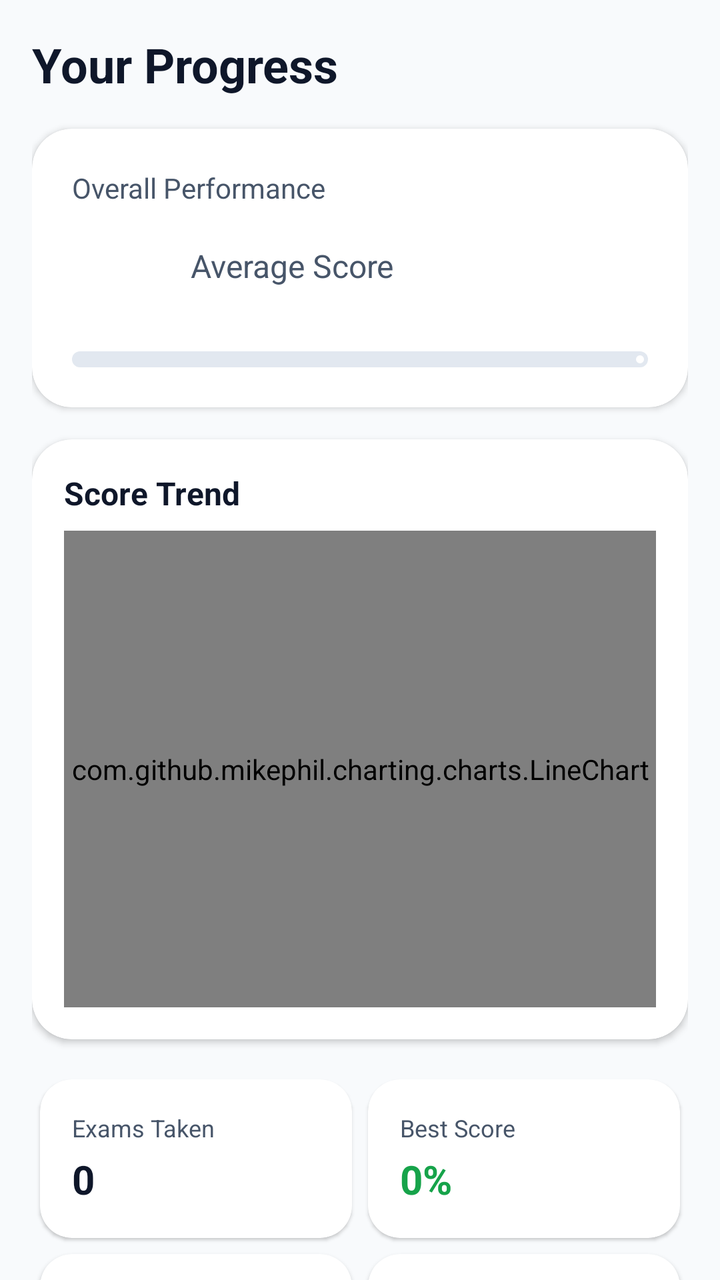
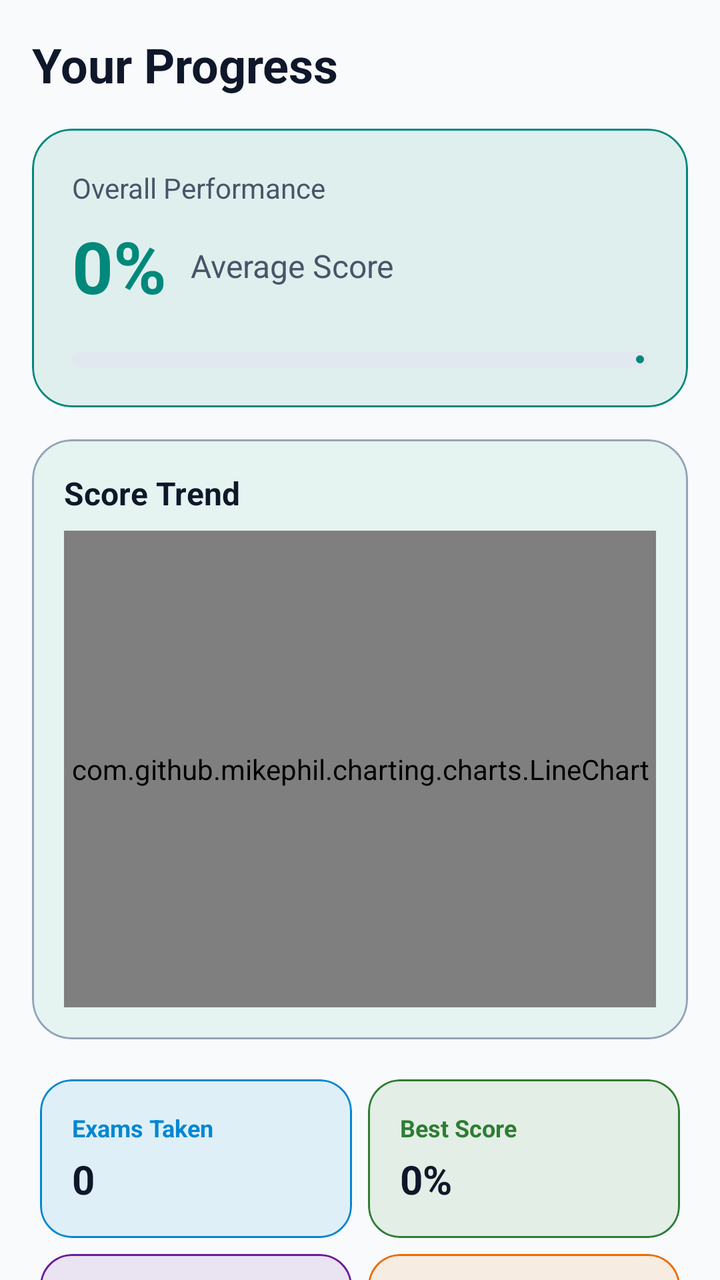

The first picture is an Android layout as it rendered before a commit; the second is the same layout after the commit. The layout source and the unified diff follow.
<!-- AndroidManifest.xml: application theme Theme.TestMaster -->
<!-- res/layout/fragment_progress.xml -->
<?xml version="1.0" encoding="utf-8"?>
<androidx.coordinatorlayout.widget.CoordinatorLayout xmlns:android="http://schemas.android.com/apk/res/android"
    xmlns:app="http://schemas.android.com/apk/res-auto"
    xmlns:tools="http://schemas.android.com/tools"
    android:layout_width="match_parent"
    android:layout_height="match_parent"
    android:background="@color/background">

    <androidx.core.widget.NestedScrollView
        android:layout_width="match_parent"
        android:layout_height="match_parent"
        android:clipToPadding="false"
        android:paddingBottom="80dp">

        <LinearLayout
            android:layout_width="match_parent"
            android:layout_height="wrap_content"
            android:orientation="vertical"
            android:padding="16dp">

            <TextView
                android:layout_width="wrap_content"
                android:layout_height="wrap_content"
                android:text="Your Progress"
                android:textColor="@color/text_primary"
                android:textSize="24sp"
                android:textStyle="bold"
                android:layout_marginBottom="16dp"/>

            
            <com.google.android.material.card.MaterialCardView
                android:layout_width="match_parent"
                android:layout_height="wrap_content"
                app:cardCornerRadius="20dp"
                app:cardElevation="2dp"
                app:strokeWidth="0dp"
                android:layout_marginBottom="16dp">

                <LinearLayout
                    android:layout_width="match_parent"
                    android:layout_height="wrap_content"
                    android:orientation="vertical"
                    android:padding="20dp">

                    <TextView
                        android:layout_width="wrap_content"
                        android:layout_height="wrap_content"
                        android:text="Overall Performance"
                        android:textColor="@color/text_secondary"
                        android:textSize="14sp" />

                    <LinearLayout
                        android:layout_width="match_parent"
                        android:layout_height="wrap_content"
                        android:orientation="horizontal"
                        android:layout_marginTop="8dp"
                        android:gravity="bottom">

                        <TextView
                            android:id="@+id/tv_overall_percentage"
                            android:layout_width="wrap_content"
                            android:layout_height="wrap_content"
                            android:text="0%"
                            android:textColor="@color/primary"
                            android:textSize="36sp"
                            android:textStyle="bold" />

                        <TextView
                            android:layout_width="wrap_content"
                            android:layout_height="wrap_content"
                            android:text=" Average Score"
                            android:textColor="@color/text_secondary"
                            android:textSize="16sp"
                            android:layout_marginStart="8dp"
                            android:layout_marginBottom="8dp"/>
                    </LinearLayout>

                    <com.google.android.material.progressindicator.LinearProgressIndicator
                        android:id="@+id/progress_overall"
                        android:layout_width="match_parent"
                        android:layout_height="wrap_content"
                        android:layout_marginTop="16dp"
                        app:indicatorColor="@color/primary"
                        app:trackColor="@color/gray"
                        app:trackCornerRadius="4dp"
                        app:trackThickness="8dp"
                        android:progress="0"/>

                </LinearLayout>
            </com.google.android.material.card.MaterialCardView>

            
            <com.google.android.material.card.MaterialCardView
                android:layout_width="match_parent"
                android:layout_height="300dp"
                app:cardCornerRadius="20dp"
                app:cardElevation="2dp"
                app:strokeWidth="0dp"
                android:layout_marginBottom="16dp">

                <LinearLayout
                    android:layout_width="match_parent"
                    android:layout_height="match_parent"
                    android:orientation="vertical"
                    android:padding="16dp">

                    <TextView
                        android:layout_width="wrap_content"
                        android:layout_height="wrap_content"
                        android:text="Score Trend"
                        android:textColor="@color/text_primary"
                        android:textSize="16sp"
                        android:textStyle="bold" />

                    <com.github.mikephil.charting.charts.LineChart
                        android:id="@+id/line_chart"
                        android:layout_width="match_parent"
                        android:layout_height="match_parent"
                        android:layout_marginTop="8dp" />
                </LinearLayout>
            </com.google.android.material.card.MaterialCardView>

            
            <GridLayout
                android:layout_width="match_parent"
                android:layout_height="wrap_content"
                android:columnCount="2"
                android:rowCount="2"
                android:alignmentMode="alignMargins"
                android:columnOrderPreserved="false">

                
                <com.google.android.material.card.MaterialCardView
                    android:layout_width="0dp"
                    android:layout_height="wrap_content"
                    android:layout_columnWeight="1"
                    android:layout_margin="4dp"
                    app:cardCornerRadius="16dp"
                    app:cardElevation="1dp"
                    app:strokeWidth="0dp">
                    <LinearLayout
                        android:layout_width="match_parent"
                        android:layout_height="wrap_content"
                        android:orientation="vertical"
                        android:padding="16dp">
                        <TextView
                            android:layout_width="wrap_content"
                            android:layout_height="wrap_content"
                            android:text="Exams Taken"
                            android:textSize="12sp"
                            android:textColor="@color/text_secondary"/>
                        <TextView
                            android:id="@+id/tv_exams_count"
                            android:layout_width="wrap_content"
                            android:layout_height="wrap_content"
                            android:text="0"
                            android:textSize="20sp"
                            android:textStyle="bold"
                            android:textColor="@color/text_primary"
                            android:layout_marginTop="4dp"/>
                    </LinearLayout>
                </com.google.android.material.card.MaterialCardView>

                
                <com.google.android.material.card.MaterialCardView
                    android:layout_width="0dp"
                    android:layout_height="wrap_content"
                    android:layout_columnWeight="1"
                    android:layout_margin="4dp"
                    app:cardCornerRadius="16dp"
                    app:cardElevation="1dp"
                    app:strokeWidth="0dp">
                    <LinearLayout
                        android:layout_width="match_parent"
                        android:layout_height="wrap_content"
                        android:orientation="vertical"
                        android:padding="16dp">
                        <TextView
                            android:layout_width="wrap_content"
                            android:layout_height="wrap_content"
                            android:text="Best Score"
                            android:textSize="12sp"
                            android:textColor="@color/text_secondary"/>
                        <TextView
                            android:id="@+id/tv_best_score"
                            android:layout_width="wrap_content"
                            android:layout_height="wrap_content"
                            android:text="0%"
                            android:textSize="20sp"
                            android:textStyle="bold"
                            android:textColor="@color/green"
                            android:layout_marginTop="4dp"/>
                    </LinearLayout>
                </com.google.android.material.card.MaterialCardView>

                
                <com.google.android.material.card.MaterialCardView
                    android:layout_width="0dp"
                    android:layout_height="wrap_content"
                    android:layout_columnWeight="1"
                    android:layout_margin="4dp"
                    app:cardCornerRadius="16dp"
                    app:cardElevation="1dp"
                    app:strokeWidth="0dp">
                    <LinearLayout
                        android:layout_width="match_parent"
                        android:layout_height="wrap_content"
                        android:orientation="vertical"
                        android:padding="16dp">
                        <TextView
                            android:layout_width="wrap_content"
                            android:layout_height="wrap_content"
                            android:text="Questions"
                            android:textSize="12sp"
                            android:textColor="@color/text_secondary"/>
                        <TextView
                            android:id="@+id/tv_questions_count"
                            android:layout_width="wrap_content"
                            android:layout_height="wrap_content"
                            android:text="0"
                            android:textSize="20sp"
                            android:textStyle="bold"
                            android:textColor="@color/text_primary"
                            android:layout_marginTop="4dp"/>
                    </LinearLayout>
                </com.google.android.material.card.MaterialCardView>

                
                <com.google.android.material.card.MaterialCardView
                    android:layout_width="0dp"
                    android:layout_height="wrap_content"
                    android:layout_columnWeight="1"
                    android:layout_margin="4dp"
                    app:cardCornerRadius="16dp"
                    app:cardElevation="1dp"
                    app:strokeWidth="0dp">
                    <LinearLayout
                        android:layout_width="match_parent"
                        android:layout_height="wrap_content"
                        android:orientation="vertical"
                        android:padding="16dp">
                        <TextView
                            android:layout_width="wrap_content"
                            android:layout_height="wrap_content"
                            android:text="Avg Accuracy"
                            android:textSize="12sp"
                            android:textColor="@color/text_secondary"/>
                        <TextView
                            android:id="@+id/tv_accuracy"
                            android:layout_width="wrap_content"
                            android:layout_height="wrap_content"
                            android:text="0%"
                            android:textSize="20sp"
                            android:textStyle="bold"
                            android:textColor="@color/secondary"
                            android:layout_marginTop="4dp"/>
                    </LinearLayout>
                </com.google.android.material.card.MaterialCardView>

            </GridLayout>

        </LinearLayout>
    </androidx.core.widget.NestedScrollView>

</androidx.coordinatorlayout.widget.CoordinatorLayout>
<!-- resources referenced by this layout -->
<resources>
  <color name="background">#F8FAFC</color>
  <color name="gray">#E2E8F0</color>
  <color name="green">#16A34A</color>
  <color name="primary">#FFFFFF</color>
  <color name="secondary">#64748B</color>
  <color name="text_primary">#0F172A</color>
  <color name="text_secondary">#475569</color>
  <style name="Theme.TestMaster" parent="Base.Theme.TestMaster" />
  <style name="Base.Theme.TestMaster" parent="Theme.Material3.DayNight.NoActionBar">
          
          <item name="colorPrimary">@color/primary</item>
          <item name="colorOnPrimary">@color/onPrimary</item>
          <item name="colorPrimaryContainer">@color/primaryContainer</item>
          <item name="colorOnPrimaryContainer">@color/onPrimaryContainer</item>
  
          <item name="colorSecondary">@color/secondary</item>
          <item name="colorOnSecondary">@color/onSecondary</item>
          <item name="colorSecondaryContainer">@color/secondaryContainer</item>
          <item name="colorOnSecondaryContainer">@color/onSecondaryContainer</item>
  
          
          <item name="android:windowBackground">@color/background</item>
          <item name="colorSurface">@color/surface</item>
          <item name="colorOnSurface">@color/onSurface</item>
          <item name="colorSurfaceVariant">@color/surfaceVariant</item>
          <item name="colorOnSurfaceVariant">@color/onSurfaceVariant</item>
          <item name="colorOutline">@color/outline</item>
  
          
          <item name="colorError">@color/error</item>
          <item name="colorOnError">@color/onError</item>
          <item name="colorErrorContainer">@color/errorContainer</item>
          <item name="colorOnErrorContainer">@color/onErrorContainer</item>
  
          
          <item name="android:statusBarColor">@color/surface</item>
          <item name="android:windowLightStatusBar">true</item>
      </style>
  <color name="onPrimary">#0F172A</color>
  <color name="primaryContainer">#F1F5F9</color>
  <color name="onPrimaryContainer">#0F172A</color>
  <color name="onSecondary">#FFFFFF</color>
  <color name="secondaryContainer">#E2E8F0</color>
  <color name="onSecondaryContainer">#0F172A</color>
  <color name="surface">#FFFFFF</color>
  <color name="onSurface">#0F172A</color>
  <color name="surfaceVariant">#E2E8F0</color>
  <color name="onSurfaceVariant">#475569</color>
  <color name="outline">#94A3B8</color>
  <color name="error">#DC2626</color>
  <color name="onError">#FFFFFF</color>
  <color name="errorContainer">#FEE2E2</color>
  <color name="onErrorContainer">#7F1D1D</color>
</resources>

<!-- the commit's change to res/layout/fragment_progress.xml (unified diff, before → after) -->
@@ -31,9 +31,11 @@
             <com.google.android.material.card.MaterialCardView
                 android:layout_width="match_parent"
                 android:layout_height="wrap_content"
+                app:cardBackgroundColor="@color/emerald_bg"
                 app:cardCornerRadius="20dp"
-                app:cardElevation="2dp"
-                app:strokeWidth="0dp"
+                app:cardElevation="0dp"
+                app:strokeColor="@color/emerald"
+                app:strokeWidth="1dp"
                 android:layout_marginBottom="16dp">
 
                 <LinearLayout
@@ -46,7 +48,7 @@
                         android:layout_width="wrap_content"
                         android:layout_height="wrap_content"
                         android:text="Overall Performance"
-                        android:textColor="@color/text_secondary"
+                        android:textColor="@color/onSurfaceVariant"
                         android:textSize="14sp" />
 
                     <LinearLayout
@@ -61,7 +63,7 @@
                             android:layout_width="wrap_content"
                             android:layout_height="wrap_content"
                             android:text="0%"
-                            android:textColor="@color/primary"
+                            android:textColor="@color/emerald"
                             android:textSize="36sp"
                             android:textStyle="bold" />
 
@@ -69,7 +71,7 @@
                             android:layout_width="wrap_content"
                             android:layout_height="wrap_content"
                             android:text=" Average Score"
-                            android:textColor="@color/text_secondary"
+                            android:textColor="@color/onSurfaceVariant"
                             android:textSize="16sp"
                             android:layout_marginStart="8dp"
                             android:layout_marginBottom="8dp"/>
@@ -80,8 +82,8 @@
                         android:layout_width="match_parent"
                         android:layout_height="wrap_content"
                         android:layout_marginTop="16dp"
-                        app:indicatorColor="@color/primary"
-                        app:trackColor="@color/gray"
+                        app:indicatorColor="@color/emerald"
+                        app:trackColor="@color/surfaceVariant"
                         app:trackCornerRadius="4dp"
                         app:trackThickness="8dp"
                         android:progress="0"/>
@@ -93,16 +95,19 @@
             <com.google.android.material.card.MaterialCardView
                 android:layout_width="match_parent"
                 android:layout_height="300dp"
+                app:cardBackgroundColor="@color/surface"
                 app:cardCornerRadius="20dp"
-                app:cardElevation="2dp"
-                app:strokeWidth="0dp"
+                app:cardElevation="0dp"
+                app:strokeColor="@color/outline"
+                app:strokeWidth="1dp"
                 android:layout_marginBottom="16dp">
 
                 <LinearLayout
                     android:layout_width="match_parent"
                     android:layout_height="match_parent"
                     android:orientation="vertical"
-                    android:padding="16dp">
+                    android:padding="16dp"
+                    android:background="@color/emerald_bg">
 
                     <TextView
                         android:layout_width="wrap_content"
@@ -135,9 +140,11 @@
                     android:layout_height="wrap_content"
                     android:layout_columnWeight="1"
                     android:layout_margin="4dp"
-                    app:cardCornerRadius="16dp"
-                    app:cardElevation="1dp"
-                    app:strokeWidth="0dp">
+                    app:cardBackgroundColor="@color/blue_bg"
+                    app:cardCornerRadius="16dp"
+                    app:cardElevation="0dp"
+                    app:strokeColor="@color/bluetint"
+                    app:strokeWidth="1dp">
                     <LinearLayout
                         android:layout_width="match_parent"
                         android:layout_height="wrap_content"
@@ -148,7 +155,8 @@
                             android:layout_height="wrap_content"
                             android:text="Exams Taken"
                             android:textSize="12sp"
-                            android:textColor="@color/text_secondary"/>
+                            android:textColor="@color/bluetint"
+                            android:textStyle="bold"/>
                         <TextView
                             android:id="@+id/tv_exams_count"
                             android:layout_width="wrap_content"
@@ -156,20 +164,22 @@
                             android:text="0"
                             android:textSize="20sp"
                             android:textStyle="bold"
-                            android:textColor="@color/text_primary"
-                            android:layout_marginTop="4dp"/>
-                    </LinearLayout>
-                </com.google.android.material.card.MaterialCardView>
-
-                
-                <com.google.android.material.card.MaterialCardView
-                    android:layout_width="0dp"
-                    android:layout_height="wrap_content"
-                    android:layout_columnWeight="1"
-                    android:layout_margin="4dp"
-                    app:cardCornerRadius="16dp"
-                    app:cardElevation="1dp"
-                    app:strokeWidth="0dp">
+                            android:textColor="@color/onSurface"
+                            android:layout_marginTop="4dp"/>
+                    </LinearLayout>
+                </com.google.android.material.card.MaterialCardView>
+
+                
+                <com.google.android.material.card.MaterialCardView
+                    android:layout_width="0dp"
+                    android:layout_height="wrap_content"
+                    android:layout_columnWeight="1"
+                    android:layout_margin="4dp"
+                    app:cardBackgroundColor="@color/green_bg"
+                    app:cardCornerRadius="16dp"
+                    app:cardElevation="0dp"
+                    app:strokeColor="@color/greentint"
+                    app:strokeWidth="1dp">
                     <LinearLayout
                         android:layout_width="match_parent"
                         android:layout_height="wrap_content"
@@ -180,7 +190,8 @@
                             android:layout_height="wrap_content"
                             android:text="Best Score"
                             android:textSize="12sp"
-                            android:textColor="@color/text_secondary"/>
+                            android:textColor="@color/greentint"
+                            android:textStyle="bold"/>
                         <TextView
                             android:id="@+id/tv_best_score"
                             android:layout_width="wrap_content"
@@ -188,20 +199,22 @@
                             android:text="0%"
                             android:textSize="20sp"
                             android:textStyle="bold"
-                            android:textColor="@color/green"
-                            android:layout_marginTop="4dp"/>
-                    </LinearLayout>
-                </com.google.android.material.card.MaterialCardView>
-
-                
-                <com.google.android.material.card.MaterialCardView
-                    android:layout_width="0dp"
-                    android:layout_height="wrap_content"
-                    android:layout_columnWeight="1"
-                    android:layout_margin="4dp"
-                    app:cardCornerRadius="16dp"
-                    app:cardElevation="1dp"
-                    app:strokeWidth="0dp">
+                            android:textColor="@color/onSurface"
+                            android:layout_marginTop="4dp"/>
+                    </LinearLayout>
+                </com.google.android.material.card.MaterialCardView>
+
+                
+                <com.google.android.material.card.MaterialCardView
+                    android:layout_width="0dp"
+                    android:layout_height="wrap_content"
+                    android:layout_columnWeight="1"
+                    android:layout_margin="4dp"
+                    app:cardBackgroundColor="@color/purple_bg"
+                    app:cardCornerRadius="16dp"
+                    app:cardElevation="0dp"
+                    app:strokeColor="@color/purpletint"
+                    app:strokeWidth="1dp">
                     <LinearLayout
                         android:layout_width="match_parent"
                         android:layout_height="wrap_content"
@@ -212,7 +225,8 @@
                             android:layout_height="wrap_content"
                             android:text="Questions"
                             android:textSize="12sp"
-                            android:textColor="@color/text_secondary"/>
+                            android:textColor="@color/purpletint"
+                            android:textStyle="bold"/>
                         <TextView
                             android:id="@+id/tv_questions_count"
                             android:layout_width="wrap_content"
@@ -220,20 +234,22 @@
                             android:text="0"
                             android:textSize="20sp"
                             android:textStyle="bold"
-                            android:textColor="@color/text_primary"
-                            android:layout_marginTop="4dp"/>
-                    </LinearLayout>
-                </com.google.android.material.card.MaterialCardView>
-
-                
-                <com.google.android.material.card.MaterialCardView
-                    android:layout_width="0dp"
-                    android:layout_height="wrap_content"
-                    android:layout_columnWeight="1"
-                    android:layout_margin="4dp"
-                    app:cardCornerRadius="16dp"
-                    app:cardElevation="1dp"
-                    app:strokeWidth="0dp">
+                            android:textColor="@color/onSurface"
+                            android:layout_marginTop="4dp"/>
+                    </LinearLayout>
+                </com.google.android.material.card.MaterialCardView>
+
+                
+                <com.google.android.material.card.MaterialCardView
+                    android:layout_width="0dp"
+                    android:layout_height="wrap_content"
+                    android:layout_columnWeight="1"
+                    android:layout_margin="4dp"
+                    app:cardBackgroundColor="@color/orange_bg"
+                    app:cardCornerRadius="16dp"
+                    app:cardElevation="0dp"
+                    app:strokeColor="@color/orangetint"
+                    app:strokeWidth="1dp">
                     <LinearLayout
                         android:layout_width="match_parent"
                         android:layout_height="wrap_content"
@@ -244,7 +260,8 @@
                             android:layout_height="wrap_content"
                             android:text="Avg Accuracy"
                             android:textSize="12sp"
-                            android:textColor="@color/text_secondary"/>
+                            android:textColor="@color/orangetint"
+                            android:textStyle="bold"/>
                         <TextView
                             android:id="@+id/tv_accuracy"
                             android:layout_width="wrap_content"
@@ -252,7 +269,7 @@
                             android:text="0%"
                             android:textSize="20sp"
                             android:textStyle="bold"
-                            android:textColor="@color/secondary"
+                            android:textColor="@color/onSurface"
                             android:layout_marginTop="4dp"/>
                     </LinearLayout>
                 </com.google.android.material.card.MaterialCardView>
<!-- resource entries referenced after the edit -->
@@ -1,12 +1,15 @@
 <!-- resources referenced by this layout -->
 <resources>
   <color name="background">#F8FAFC</color>
-  <color name="gray">#E2E8F0</color>
-  <color name="green">#16A34A</color>
+  <color name="blue_bg">#1A0288D1</color>
+  <color name="bluetint">#0288D1</color>
+  <color name="emerald">#00897B</color>
+  <color name="emerald_bg">#1A00897B</color>
+  <color name="green_bg">#1A2E7D32</color>
+  <color name="greentint">#2E7D32</color>
   <color name="primary">#FFFFFF</color>
   <color name="secondary">#64748B</color>
   <color name="text_primary">#0F172A</color>
-  <color name="text_secondary">#475569</color>
   <style name="Theme.TestMaster" parent="Base.Theme.TestMaster" />
   <style name="Base.Theme.TestMaster" parent="Theme.Material3.DayNight.NoActionBar">
           
@@ -35,6 +38,9 @@
           <item name="colorOnErrorContainer">@color/onErrorContainer</item>
   
           
+          <item name="colorControlActivated">@color/accent</item>
+  
+          
           <item name="android:statusBarColor">@color/surface</item>
           <item name="android:windowLightStatusBar">true</item>
       </style>
@@ -48,10 +54,15 @@
   <color name="onSurface">#0F172A</color>
   <color name="surfaceVariant">#E2E8F0</color>
   <color name="onSurfaceVariant">#475569</color>
+  <color name="orange_bg">#1AED6C02</color>
+  <color name="orangetint">#ED6C02</color>
   <color name="outline">#94A3B8</color>
+  <color name="purple_bg">#1A6A1B9A</color>
+  <color name="purpletint">#6A1B9A</color>
   <color name="error">#DC2626</color>
   <color name="onError">#FFFFFF</color>
   <color name="errorContainer">#FEE2E2</color>
   <color name="onErrorContainer">#7F1D1D</color>
+  <color name="accent">#334155</color>
 </resources>
 
